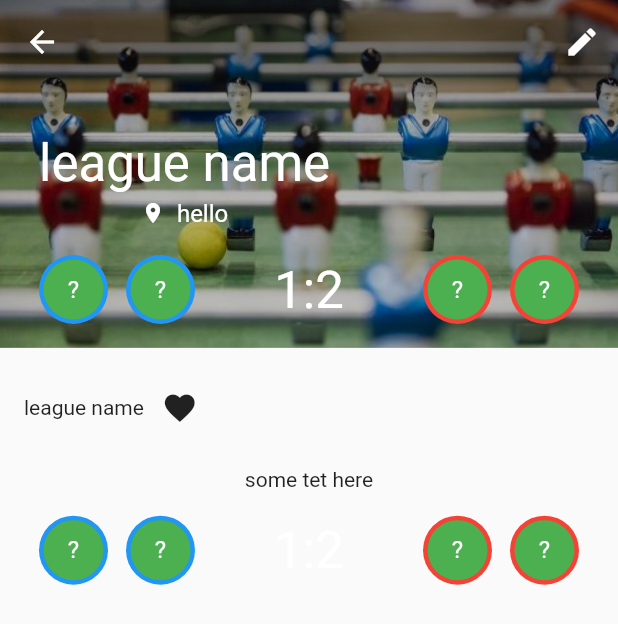
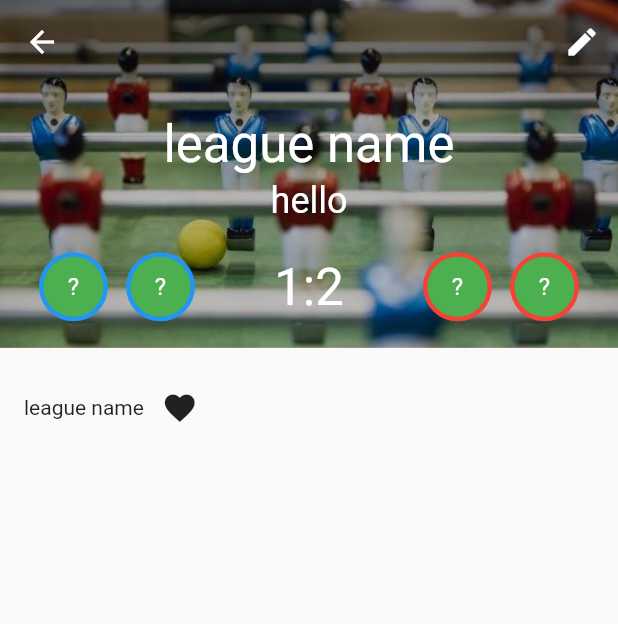
Before and after one commit to alefebvre-fixit/ya-bab-flutter, a Flutter app: the MatchWidget screen opened directly with empty values, on a phone screen of 412 x 824 dp. Shown: the top 624 px of the screen. Run offline on Flutter 3.47's test engine with Material 2 defaults, Android fonts, the phone set to English and light mode, and no system bars; our stand-ins replace cloud_firestore, community_material_icon, firebase_auth, google_sign_in, rxdart; accounts and stored records are empty.

Commit message:
clean  score layout

```diff
--- a/lib/match/match.page.dart
+++ b/lib/match/match.page.dart
@@ -22,10 +22,6 @@ class MatchWidget extends StatelessWidget {
             new IconButton(icon: new Icon(Icons.favorite), onPressed: () {}),
           ]),
         ),
-        new Container(
-            padding: const EdgeInsets.fromLTRB(16.0, 0.0, 16.0, 16.0),
-            child: new Text('some tet here')),
-        new Score()
       ],
     ));
   }
@@ -117,24 +113,6 @@ class MatchDetailHeader extends StatelessWidget {
 
     var theme = Theme.of(context);
     var textTheme = theme.textTheme;
-    var followerStyle =
-        textTheme.subhead.copyWith(color: const Color(0xBBFFFFFF));
-
-    var followerInfo = new Padding(
-      padding: const EdgeInsets.only(top: 16.0),
-      child: new Row(
-        mainAxisAlignment: MainAxisAlignment.center,
-        children: [
-          new Text('90 Following', style: followerStyle),
-          new Text(
-            ' | ',
-            style: followerStyle.copyWith(
-                fontSize: 24.0, fontWeight: FontWeight.normal),
-          ),
-          new Text('100 Followers', style: followerStyle),
-        ],
-      ),
-    );
 
     var locationInfo = new Row(
       children: [
@@ -162,7 +140,10 @@ class MatchDetailHeader extends StatelessWidget {
         ),
         new Padding(
           padding: const EdgeInsets.only(top: 4.0),
-          child: locationInfo,
+          child: new Text(
+            'hello',
+            style: textTheme.headline.copyWith(color: Colors.white),
+          ),
         ),
       ],
     );
@@ -182,12 +163,22 @@ class MatchDetailHeader extends StatelessWidget {
             )
           ],
         ),
-        new Positioned(bottom: 80.0, left: 26.0, child: title),
-        new Container(
-            padding: const EdgeInsets.only(top: 170.0),
-            child: new Score(),
+        new Align(
+          alignment: FractionalOffset.bottomCenter,
+          heightFactor: 1.4,
+          child: new Column(
+            children: [
+              new Container(
+                padding: const EdgeInsets.only(top: 15.0),
+                child: title,
+              ),
+              new Container(
+                padding: const EdgeInsets.only(top: 20.0),
+                child: new Score(),
+              ),
+            ],
+          ),
         ),
-
       ],
     );
   }
```
